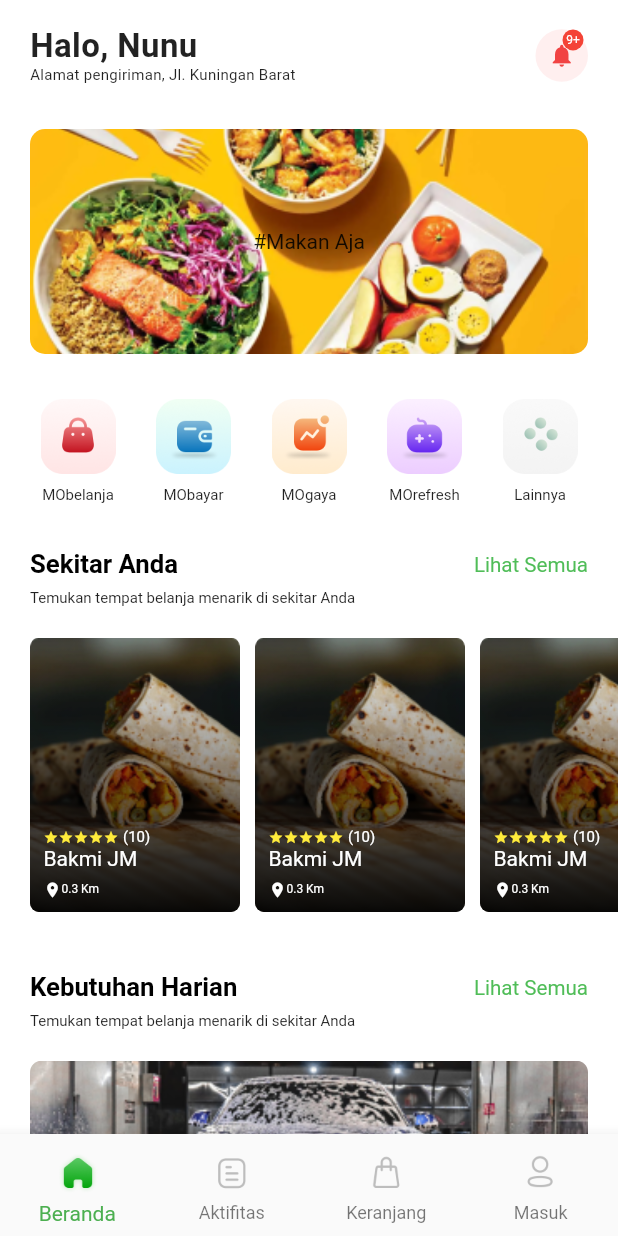
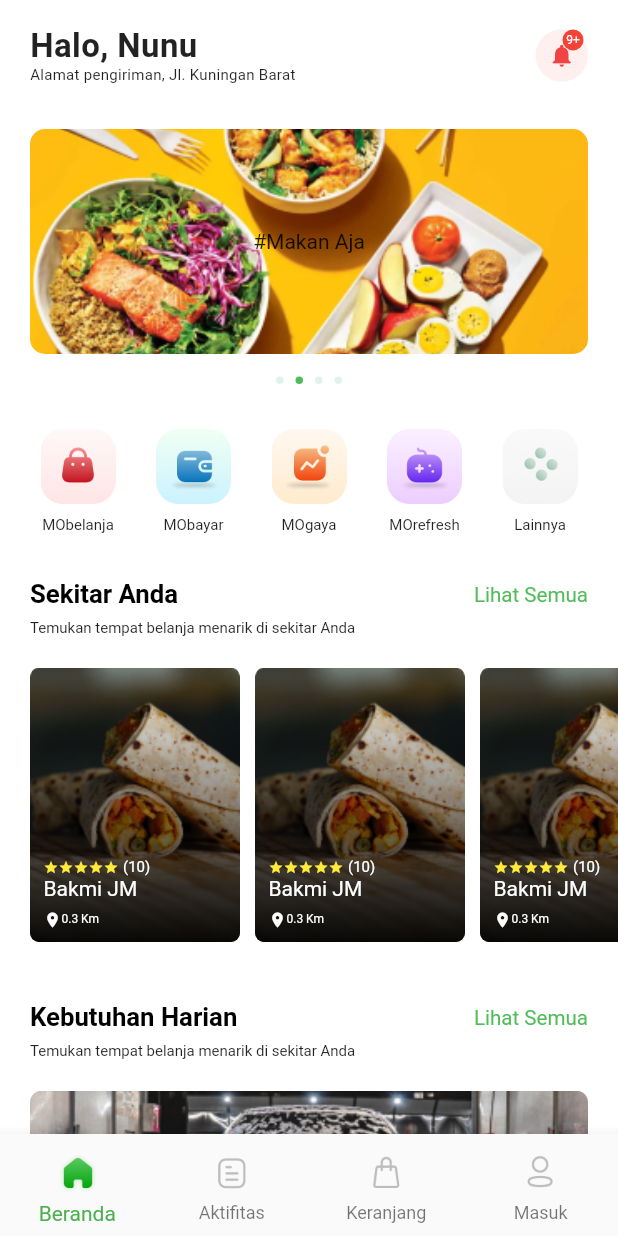
Before and after one commit to hariirawan/revamp-moaja-using-flutter, a Flutter app: the screen it shows after launch, on a phone screen of 412 x 824 dp. Run offline on Flutter 3.47's test engine with Material 2 defaults, Android fonts, the phone set to English and light mode, and no system bars; drawn by our look-alikes of smooth_page_indicator; our stand-ins replace google_fonts, material_design_icons_flutter.

Commit message:
update banner

```diff
--- a/lib/ui/pages/home/_home.dart
+++ b/lib/ui/pages/home/_home.dart
@@ -1,6 +1,11 @@
+// import 'package:carousel_slider/carousel_slider.dart';
+import 'dart:math';
+
 import 'package:flutter/material.dart';
 import 'package:mo_aja/model/_model.dart';
 import 'package:mo_aja/ui/widget/_widget.dart';
 import 'package:mo_aja/shared/_shared.dart';
+import 'package:smooth_page_indicator/smooth_page_indicator.dart';
 
 part 'home_page.dart';
+part 'banner_slid.dart';
--- /dev/null
+++ b/lib/ui/pages/home/banner_slid.dart
@@ -0,0 +1,59 @@
+part of '_home.dart';
+
+class BannerSlid extends StatefulWidget {
+  @override
+  _BannerSlidState createState() => _BannerSlidState();
+}
+
+class _BannerSlidState extends State<BannerSlid> {
+  final controller = PageController(
+    initialPage: 1,
+  );
+
+  @override
+  void initState() {
+    super.initState();
+  }
+
+  @override
+  Widget build(BuildContext context) {
+    double width = MediaQuery.of(context).size.width;
+
+    return Column(children: [
+      SizedBox(
+          height: 150,
+          // width: width,
+          child: PageView(
+              pageSnapping: true,
+              controller: controller,
+              children: List.generate(
+                  4,
+                  (index) => Container(
+                        margin: EdgeInsets.only(left: 20, right: 20),
+                        decoration: BoxDecoration(
+                            image: DecorationImage(
+                                image: AssetImage('assets/image/banner.png'),
+                                fit: BoxFit.cover),
+                            borderRadius: BorderRadius.circular(10)),
+                        height: 183,
+                        width:
+                            width - Themes.marginDefault - Themes.marginDefault,
+                        child: Center(child: Text("#Makan Aja")),
+                      )).toList())),
+      SizedBox(
+        height: 15,
+      ),
+      Container(
+        child: SmoothPageIndicator(
+          controller: controller,
+          count: 4,
+          effect: WormEffect(
+              dotWidth: 5,
+              dotHeight: 5,
+              dotColor: Color(0xFFDFF3EC),
+              activeDotColor: Themes.green),
+        ),
+      )
+    ]);
+  }
+}
--- a/lib/ui/pages/home/home_page.dart
+++ b/lib/ui/pages/home/home_page.dart
@@ -89,7 +89,8 @@ class _HomePageState extends State<HomePage> {
         body: ListView(
           children: <Widget>[
             SizedBox(height: 20),
-            advertisementList(context),
+            BannerSlid(),
+            // advertisementList(context),
             SizedBox(height: 30),
             Container(
               child: Row(
--- a/lib/ui/widget/rating_stars.dart
+++ b/lib/ui/widget/rating_stars.dart
@@ -23,8 +23,8 @@ class RatingStars extends StatelessWidget {
     List<Widget> widgets = List.generate(
         5,
         (index) => Icon(
-              index < n ? Icons.star : MdiIcons.starOutline,
-              color: color,
+              index < n ? Icons.star : Icons.star,
+              color: index < n ? color : Color(0xFFEDEDED),
               size: starSize,
             ));
 
--- a/pubspec.yaml
+++ b/pubspec.yaml
@@ -32,7 +32,7 @@ dependencies:
   provider: ^4.1.3
   flutter_bloc: ^4.0.0
   google_fonts: ^1.1.0
-  carousel_slider: ^2.2.1
+  smooth_page_indicator: ^0.2.0
 
 dev_dependencies:
   flutter_test:
```
Also changed, not shown: pubspec.lock.
